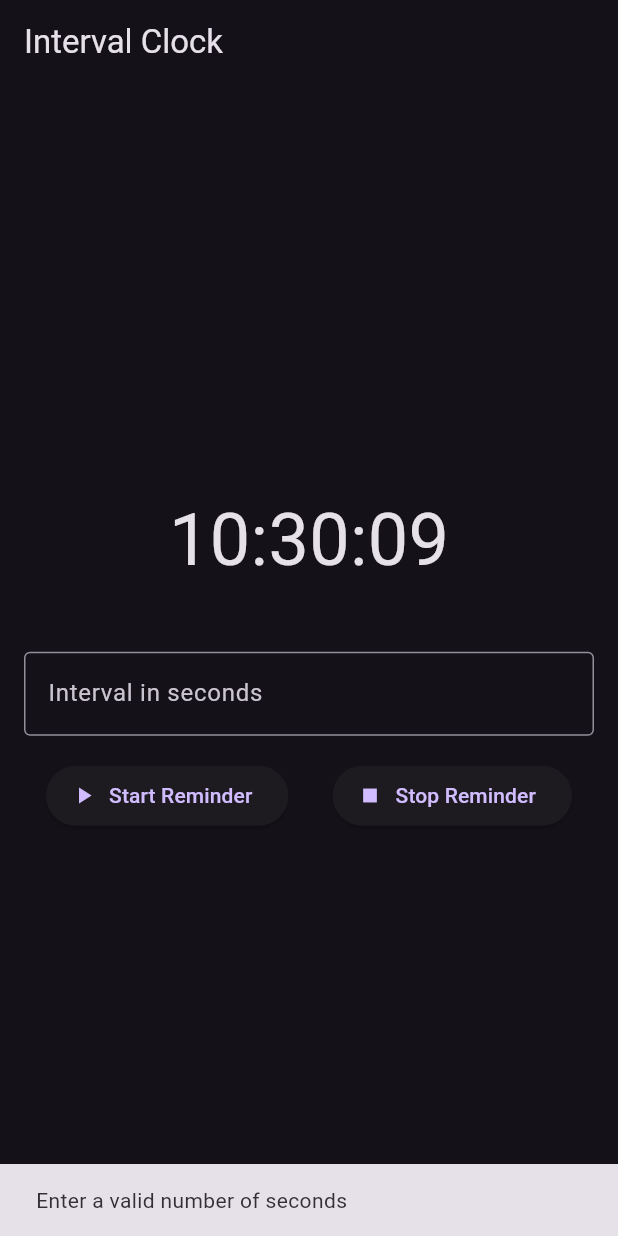
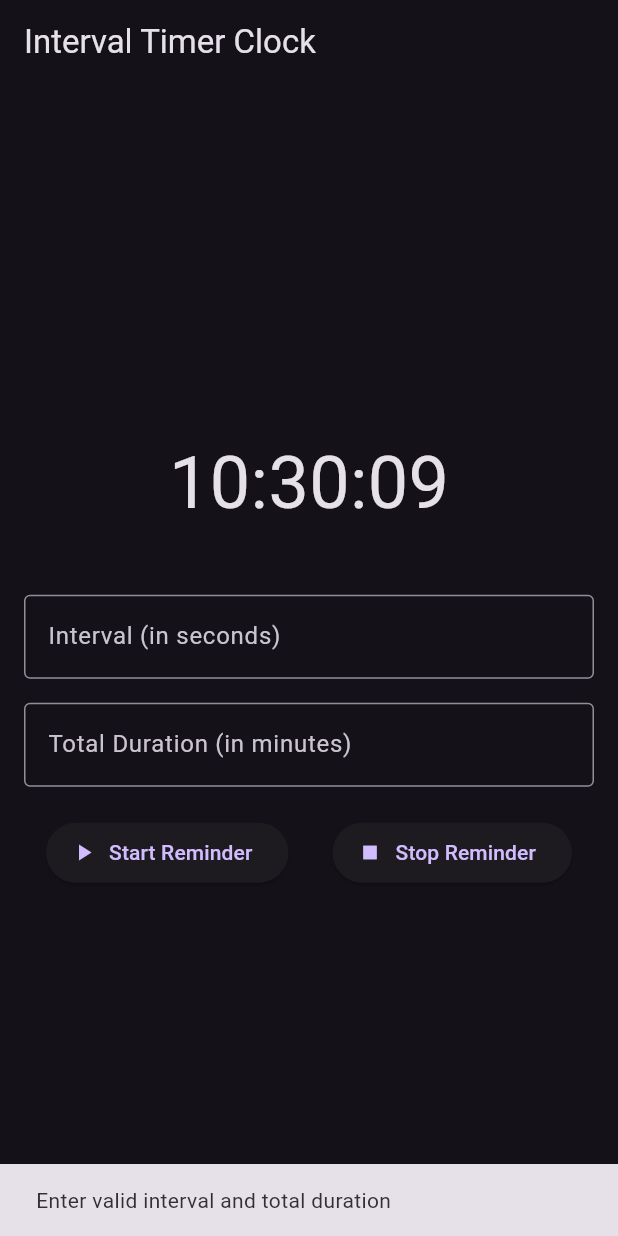
Before and after one commit to RayGo2703/interval_timer, a Flutter app: the screen it shows after launch, after a tap on "Start Reminder", on a phone screen of 412 x 824 dp. Run offline on Flutter 3.47's test engine with Material 3 defaults, Android fonts, the phone set to English and light mode, and no system bars; our stand-ins replace audioplayers.

Commit message:
New changes

```diff
--- a/lib/screens/home_screen.dart
+++ b/lib/screens/home_screen.dart
@@ -4,6 +4,7 @@ import '../utils/interval_timer.dart';
 
 class HomeScreen extends StatefulWidget {
   const HomeScreen({super.key});
+
   @override
   State<HomeScreen> createState() => _HomeScreenState();
 }
@@ -12,6 +13,7 @@ class _HomeScreenState extends State<HomeScreen> {
   late Timer clockTimer;
   String timeString = _formatTime(DateTime.now());
   final TextEditingController intervalController = TextEditingController();
+  final TextEditingController totalDurationController = TextEditingController();
   IntervalTimer? intervalTimer;
 
   static String _formatTime(DateTime now) =>
@@ -33,16 +35,21 @@ class _HomeScreenState extends State<HomeScreen> {
   }
 
   void _startIntervalReminder() {
-    final seconds = int.tryParse(intervalController.text);
-    if (seconds == null || seconds <= 0) {
+    final intervalSeconds = int.tryParse(intervalController.text);
+    final totalMinutes = int.tryParse(totalDurationController.text);
+
+    if (intervalSeconds == null || intervalSeconds <= 0 || totalMinutes == null || totalMinutes <= 0) {
       ScaffoldMessenger.of(context).showSnackBar(
-        const SnackBar(content: Text("Enter a valid number of seconds")),
+        const SnackBar(content: Text("Enter valid interval and total duration")),
       );
       return;
     }
 
     intervalTimer?.stop(); // reset if already running
-    intervalTimer = IntervalTimer(seconds: seconds);
+    intervalTimer = IntervalTimer(
+      intervalSeconds: intervalSeconds,
+      totalMinutes: totalMinutes,
+    );
     intervalTimer!.start();
   }
 
@@ -53,7 +60,7 @@ class _HomeScreenState extends State<HomeScreen> {
   @override
   Widget build(BuildContext context) {
     return Scaffold(
-      appBar: AppBar(title: const Text("Interval Clock")),
+      appBar: AppBar(title: const Text("Interval Timer Clock")),
       body: Padding(
         padding: const EdgeInsets.all(16),
         child: Column(
@@ -65,11 +72,20 @@ class _HomeScreenState extends State<HomeScreen> {
               controller: intervalController,
               keyboardType: TextInputType.number,
               decoration: const InputDecoration(
-                labelText: "Interval in seconds", // ✅ Updated label
+                labelText: "Interval (in seconds)",
                 border: OutlineInputBorder(),
               ),
             ),
             const SizedBox(height: 16),
+            TextField(
+              controller: totalDurationController,
+              keyboardType: TextInputType.number,
+              decoration: const InputDecoration(
+                labelText: "Total Duration (in minutes)",
+                border: OutlineInputBorder(),
+              ),
+            ),
+            const SizedBox(height: 20),
             Row(
               mainAxisAlignment: MainAxisAlignment.spaceAround,
               children: [
--- a/lib/utils/interval_timer.dart
+++ b/lib/utils/interval_timer.dart
@@ -2,21 +2,41 @@ import 'dart:async';
 import 'package:audioplayers/audioplayers.dart';
 
 class IntervalTimer {
-  final int seconds;
-  Timer? _timer;
+  final int intervalSeconds;
+  final int totalMinutes;
+  Timer? _intervalTimer;
+  Timer? _endTimer;
   final AudioPlayer _audioPlayer = AudioPlayer();
+  bool _isLooping = false;
 
-  IntervalTimer({required this.seconds});
+  IntervalTimer({required this.intervalSeconds, required this.totalMinutes});
 
   void start() {
-    _timer = Timer.periodic(Duration(seconds: seconds), (_) => _playSound());
+    _intervalTimer = Timer.periodic(Duration(seconds: intervalSeconds), (_) => _playSound());
+
+    _endTimer = Timer(Duration(minutes: totalMinutes), () {
+      _intervalTimer?.cancel();
+      _startLoopingSound(); // Sound when time is up
+    });
   }
 
   void _playSound() {
-    _audioPlayer.play(AssetSource("ting.wav")); // Sound should be in assets
+    _audioPlayer.play(AssetSource("ting.wav"));
+  }
+
+  void _startLoopingSound() async {
+    _isLooping = true;
+    await _audioPlayer.setReleaseMode(ReleaseMode.loop);
+    await _audioPlayer.setPlaybackRate(2.0);
+    _audioPlayer.play(AssetSource("ting.wav"));
   }
 
   void stop() {
-    _timer?.cancel();
+    _intervalTimer?.cancel();
+    _endTimer?.cancel();
+    if (_isLooping) {
+      _audioPlayer.stop();
+      _isLooping = false;
+    }
   }
 }
```
